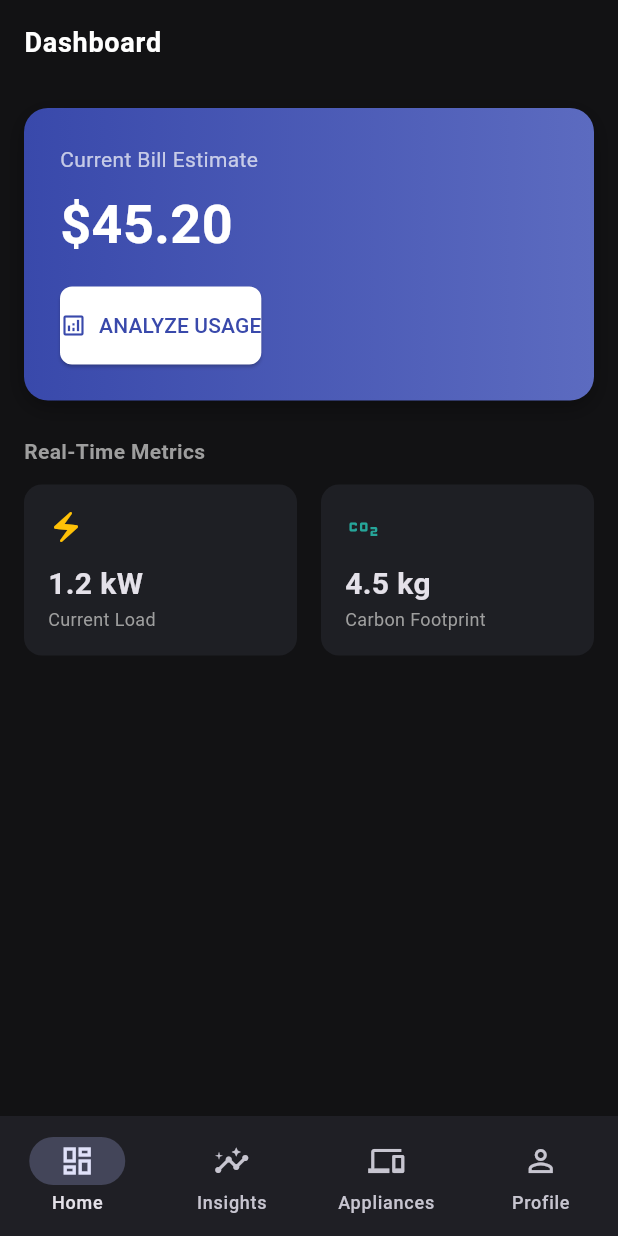
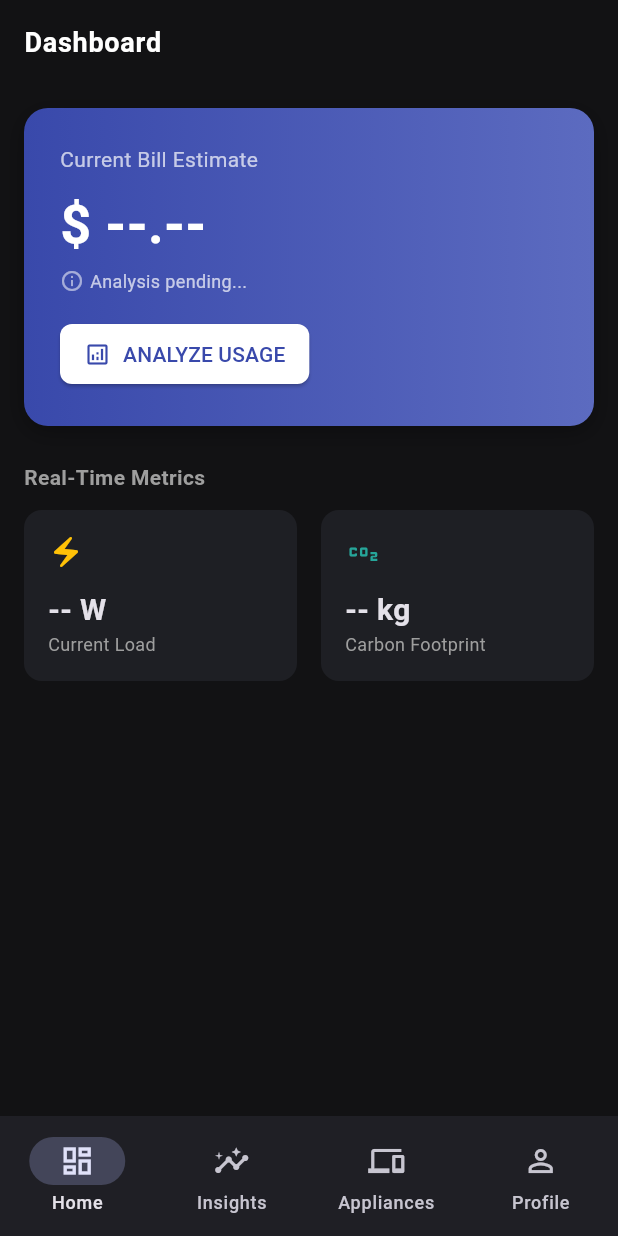
Before and after one commit to chainoob/fyp-project, a Flutter app: the screen it shows once a user with an empty profile is signed in, on a phone screen of 412 x 824 dp. Run offline on Flutter 3.47's test engine with Material 3 defaults, Android fonts, the phone set to English and light mode, and no system bars; our stand-ins replace cloud_firestore, firebase_auth, firebase_core, go_router; accounts and stored records are empty; network calls fail.

Commit message:
minor changes to dashboard

```diff
--- a/smartmeter/lib/config/theme.dart
+++ b/smartmeter/lib/config/theme.dart
@@ -17,7 +17,6 @@ class AppTheme {
         primary: navyBlue,
         secondary: ecoTeal,
         surface: surface,
-        background: background,
       ),
       scaffoldBackgroundColor: background,
       cardTheme: CardThemeData(
@@ -25,7 +24,7 @@ class AppTheme {
         elevation: 0,
         shape: RoundedRectangleBorder(
           borderRadius: BorderRadius.circular(12),
-          side: BorderSide(color: Colors.white.withOpacity(0.08)),
+          side: BorderSide(color: Colors.white.withValues(alpha: 0.08)),
         ),
       ),
       appBarTheme: const AppBarTheme(
--- a/smartmeter/lib/screens/shared/appliances_screen.dart
+++ b/smartmeter/lib/screens/shared/appliances_screen.dart
@@ -193,7 +193,7 @@ class _RegistrationFormState extends State<_RegistrationForm> {
                   children: [
                     Icon(Icons.qr_code_scanner, color: AppTheme.ecoTeal.withValues(alpha: 0.7), size: 32),
                     const SizedBox(height: 12),
-                    const Text("Quick Scan (Coming Soon)", style: TextStyle(color: Colors.grey, fontSize: 12, fontWeight: FontWeight.bold)),
+                    const Text("Quick Scan", style: TextStyle(color: Colors.grey, fontSize: 12, fontWeight: FontWeight.bold)),
                     const SizedBox(height: 4),
                     const Text(
                       "Automatically detect wattage from appliance labels.",
--- a/smartmeter/lib/screens/students/student_shell.dart
+++ b/smartmeter/lib/screens/students/student_shell.dart
@@ -47,6 +47,10 @@ class StudentDashboard extends StatelessWidget {
 
   @override
   Widget build(BuildContext context) {
+    const String estimatedBill = "\$ --.--";
+    const String currentLoad = "-- W";
+    const String carbonFootprint = "-- kg";
+
     return ListView(
       padding: const EdgeInsets.all(16),
       children: [
@@ -62,10 +66,22 @@ class StudentDashboard extends StatelessWidget {
             children: [
               const Text("Current Bill Estimate", style: TextStyle(color: Colors.white70)),
               const SizedBox(height: 8),
-              const Text("\$45.20", style: TextStyle(fontSize: 36, fontWeight: FontWeight.bold, color: Colors.white)),
+              const Text(estimatedBill, style: TextStyle(fontSize: 36, fontWeight: FontWeight.bold, color: Colors.white)),
+              const SizedBox(height: 4),
+              Row(
+                children: [
+                  Icon(Icons.info_outline, color: Colors.white54, size: 16),
+                  const SizedBox(width: 4),
+                  const Text("Analysis pending...", style: TextStyle(color: Colors.white70, fontSize: 12)),
+                ],
+              ),
               const SizedBox(height: 16),
               ElevatedButton.icon(
-                style: ElevatedButton.styleFrom(backgroundColor: Colors.white, foregroundColor: AppTheme.navyBlue),
+                style: ElevatedButton.styleFrom(
+                    backgroundColor: Colors.white,
+                    foregroundColor: AppTheme.navyBlue,
+                    padding: const EdgeInsets.symmetric(horizontal: 16, vertical: 8)
+                ),
                 onPressed: () {},
                 icon: const Icon(Icons.analytics_outlined, size: 18),
                 label: const Text("ANALYZE USAGE"),
@@ -74,13 +90,14 @@ class StudentDashboard extends StatelessWidget {
           ),
         ),
         const SizedBox(height: 24),
+
         const Text("Real-Time Metrics", style: TextStyle(fontWeight: FontWeight.bold, color: Colors.grey)),
         const SizedBox(height: 12),
         const Row(
           children: [
-            Expanded(child: MetricTile(label: "Current Load", value: "1.2 kW", icon: Icons.electric_bolt, color: Colors.amber)),
+            Expanded(child: MetricTile(label: "Current Load", value: currentLoad, icon: Icons.electric_bolt, color: Colors.amber)),
             SizedBox(width: 16),
-            Expanded(child: MetricTile(label: "Carbon Footprint", value: "4.5 kg", icon: Icons.co2, color: AppTheme.ecoTeal)),
+            Expanded(child: MetricTile(label: "Carbon Footprint", value: carbonFootprint, icon: Icons.co2, color: AppTheme.ecoTeal)),
           ],
         ),
       ],
```
